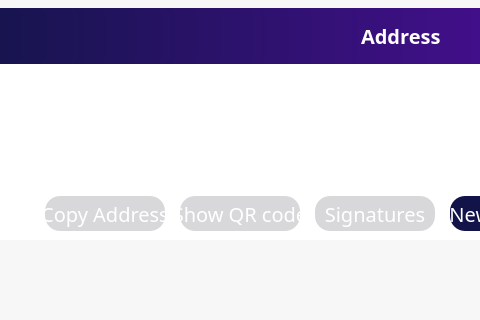
This is src/qt/forms/receivecoinsdialog.ui in noirofficial/noir as Qt 5 draws it before an edit; both pictures show x 123 to 603 and y 217 to 537 of the 762 by 537 pixel window. The edited form follows.
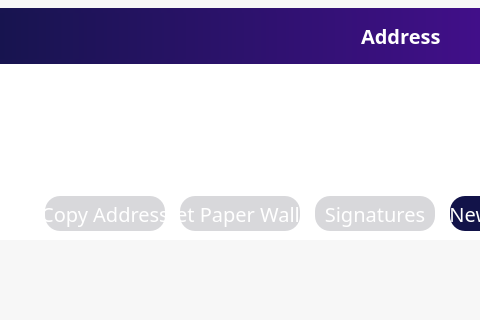
This is the edited form. Icons and pictures are not drawn.

Commit message: Add paper wallet and reconfigure GUI

```diff
--- a/src/qt/forms/receivecoinsdialog.ui
+++ b/src/qt/forms/receivecoinsdialog.ui
@@ -1340,7 +1340,7 @@
 border-style:solid;</string>
                   </property>
                   <property name="text">
-                   <string>Show QR code</string>
+                   <string>Get Paper Wallet</string>
                   </property>
                  </widget>
                 </item>
```
The commit also changes 8 other files.
